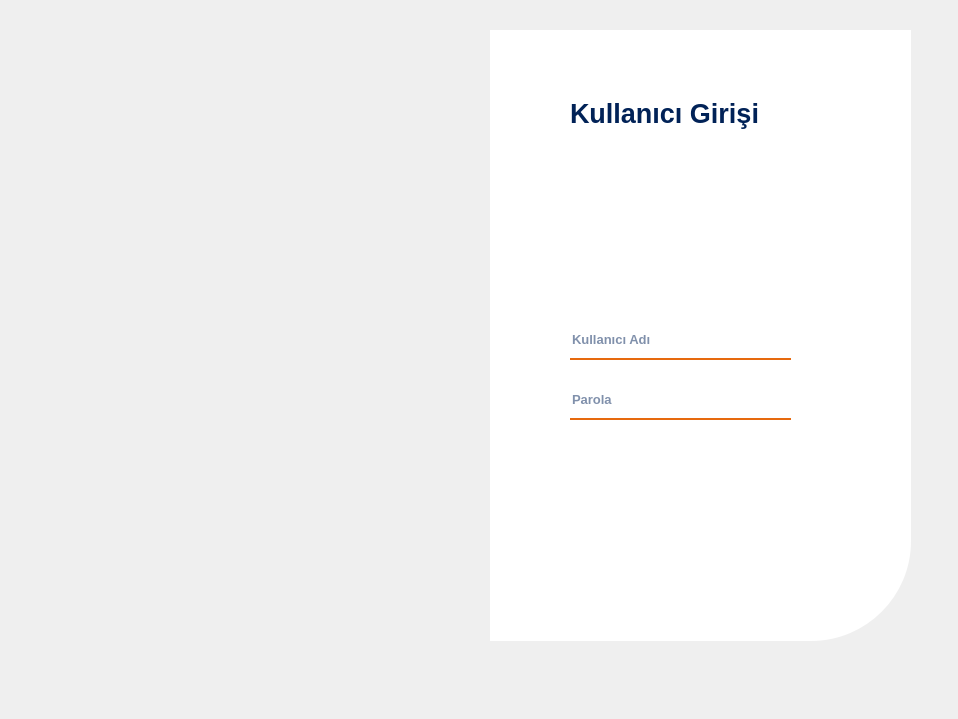
The window that ui/templates/login.ui (farukbayhan1/NewLogistics) describes before a commit, drawn with Qt 5.
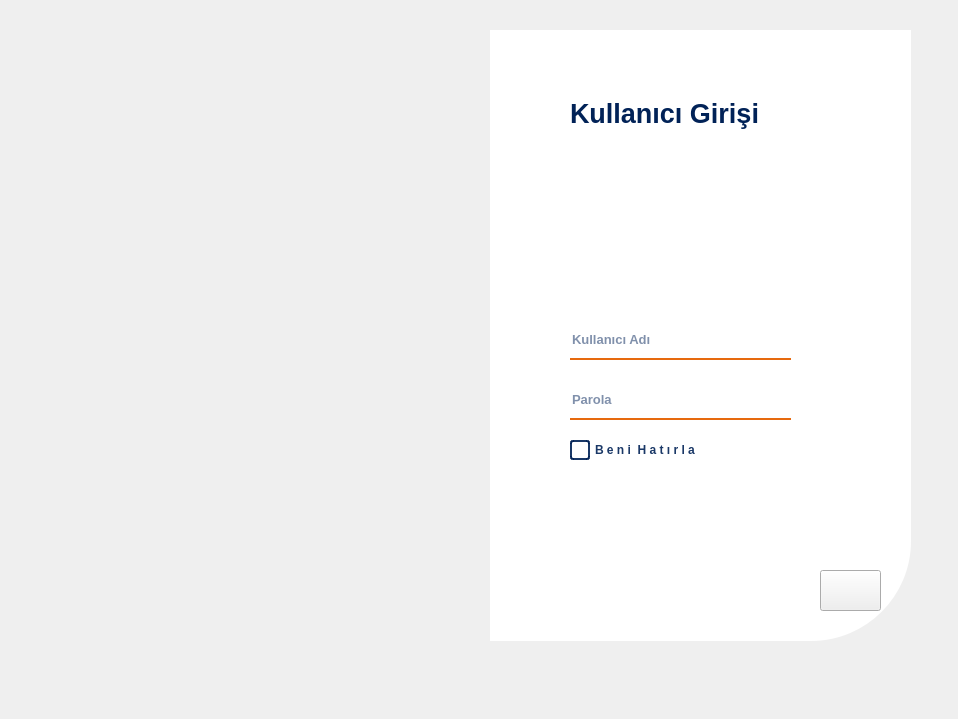
The same window after the commit. Icons and pictures are not drawn.

```diff
--- a/ui/templates/login.ui
+++ b/ui/templates/login.ui
@@ -148,7 +148,7 @@
    <property name="geometry">
     <rect>
      <x>570</x>
-     <y>460</y>
+     <y>480</y>
      <width>181</width>
      <height>41</height>
     </rect>
@@ -206,6 +206,86 @@
     <string>G i r i ş</string>
    </property>
   </widget>
+  <widget class="QPushButton" name="pushButtonSettings">
+   <property name="geometry">
+    <rect>
+     <x>820</x>
+     <y>570</y>
+     <width>61</width>
+     <height>41</height>
+    </rect>
+   </property>
+   <property name="styleSheet">
+    <string notr="true">QPushButton#pushButtonSettings{
+	border-image: url(:/buttons/settings-hover.svg);
+	background-repeat: no-repeat;
+}
+QPushButton#pushButtonSettings:hover{
+	border-image: url(:/buttons/settings-colored.svg);
+	background-repeat: no-repeat;
+}
+QPushButton#pushButtonSettings:pressed{
+	border-image: url(:/buttons/settings-hover.svg);
+	background-repeat: no-repeat;
+}
+
+</string>
+   </property>
+   <property name="text">
+    <string/>
+   </property>
+  </widget>
+  <widget class="QCheckBox" name="checkBox">
+   <property name="geometry">
+    <rect>
+     <x>570</x>
+     <y>440</y>
+     <width>151</width>
+     <height>20</height>
+    </rect>
+   </property>
+   <property name="styleSheet">
+    <string notr="true">QCheckBox {
+    spacing: 5px;
+    color: rgba(1, 34, 87, 230); /* Logo Mavisi */
+    font-weight: bold;
+}
+
+QCheckBox::indicator {
+    width: 16px;
+    height: 16px;
+    border-radius: 3px;
+    border: 2px solid rgba(1, 34, 87, 230); /* Logo Mavisi */
+    background-color: white;
+}
+
+QCheckBox::indicator:hover {
+    border: 2px solid rgba(230, 105, 14, 255); /* Logo Turuncusu */
+    background-color: rgba(255, 230, 210, 100);
+}
+
+QCheckBox::indicator:checked {
+    background-color: qlineargradient(
+        spread:pad, x1:0, y1:0.5, x2:1, y2:0.5,
+        stop:0 rgba(1, 34, 87, 230),       /* Logo Mavisi */
+        stop:1 rgba(230, 105, 14, 230)     /* Logo Turuncusu */
+    );
+    image: url(:/icons/checkmark.png); /* Varsa özel bir tik ikonu */
+}
+
+QCheckBox::indicator:checked:hover {
+    background-color: qlineargradient(
+        spread:pad, x1:0, y1:0.5, x2:1, y2:0.5,
+        stop:0 rgba(1, 30, 70, 255),        /* Daha koyu mavi tonu */
+        stop:1 rgba(255, 130, 30, 255)      /* Parlak turuncu tonu */
+    );
+}
+</string>
+   </property>
+   <property name="text">
+    <string>B e n i  H a t ı r l a</string>
+   </property>
+  </widget>
  </widget>
  <resources>
   <include location="../icons/resources.qrc"/>
```
Left out of the diff: 5 changed lines with no effect on the pictures.
